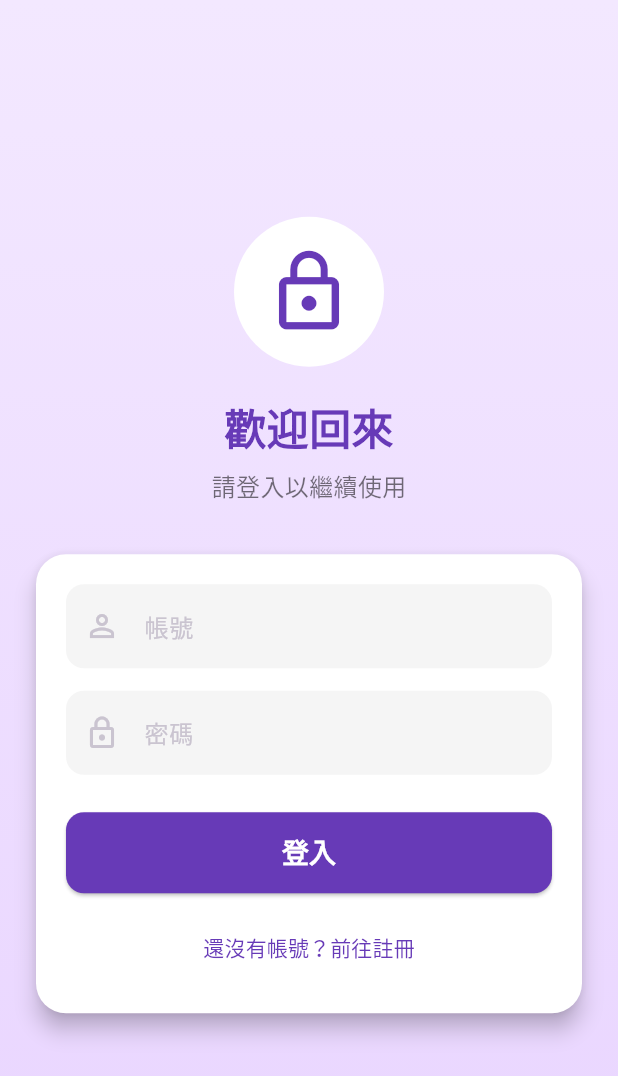
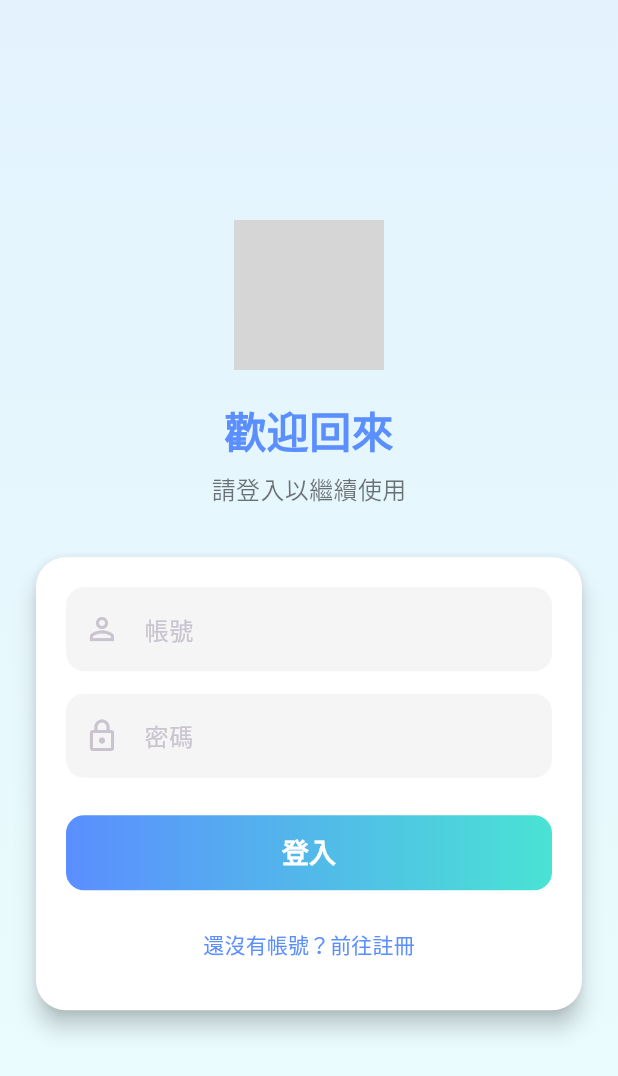
Before and after one commit to Hug00D/competing-club, a Flutter app: the screen it shows after launch, on a phone screen of 412 x 824 dp. Shown: the top 1076 px of the screen. Run offline on Flutter 3.47's test engine with Material 3 defaults, Android fonts, the phone set to English and light mode, and no system bars; our stand-ins replace cloud_firestore, file_picker, firebase_auth, firebase_core, firebase_storage, flutter_local_notifications and 9 more; missing offline and left inert: android_intent_plus, crop_your_image, dart:html, record; accounts and stored records are empty; grey boxes are pictures that could not be loaded.

Commit message:
Add files via upload

```diff
--- a/lib/pages/login_page.dart
+++ b/lib/pages/login_page.dart
@@ -73,7 +73,7 @@ class _LoginPageState extends State<LoginPage> {
       body: Container(
         decoration: const BoxDecoration(
           gradient: LinearGradient(
-            colors: [Color(0xFFF3E8FF), Color(0xFFE9D5FF)], // 淺紫 → 更淺紫
+            colors: [Color(0xFFE3F2FD), Color(0xFFEBFDFD)], // 淺藍紫背景
             begin: Alignment.topCenter,
             end: Alignment.bottomCenter,
           ),
@@ -84,15 +84,21 @@ class _LoginPageState extends State<LoginPage> {
               padding: const EdgeInsets.all(20.0),
               child: Column(
                 children: [
-                  // 🟣 預留 Logo 位置
+                  // 🔵 LOGO 區塊
                   Container(
                     height: 100,
                     width: 100,
                     decoration: const BoxDecoration(
                       shape: BoxShape.circle,
-                      color: Colors.white,
+                      color: Colors.transparent,
                     ),
-                    child: const Icon(Icons.lock_outline, size: 60, color: Colors.deepPurple),
+                    child: Center(
+                      child: Image.asset(
+                        'assets/images/memory_icon.png',
+                        width: 100,
+                        height: 100,
+                      ),
+                    ),
                   ),
                   const SizedBox(height: 20),
 
@@ -101,7 +107,7 @@ class _LoginPageState extends State<LoginPage> {
                     style: TextStyle(
                       fontSize: 28,
                       fontWeight: FontWeight.bold,
-                      color: Colors.deepPurple,
+                      color: Color(0xFF5B8EFF), // Logo 主色
                     ),
                   ),
                   const SizedBox(height: 8),
@@ -111,9 +117,9 @@ class _LoginPageState extends State<LoginPage> {
                   ),
                   const SizedBox(height: 30),
 
-                  // 🟣 登入卡片（淺色）
+                  // 🟣 登入卡片（白底＋輸入欄）
                   Card(
-                    color: Colors.white, // ✅ 讓底變成白色
+                    color: Colors.white,
                     shape: RoundedRectangleBorder(
                       borderRadius: BorderRadius.circular(20),
                     ),
@@ -124,7 +130,7 @@ class _LoginPageState extends State<LoginPage> {
                         children: [
                           TextField(
                             controller: _accountController,
-                            style: TextStyle(color: Colors.black),
+                            style: const TextStyle(color: Colors.black),
                             decoration: InputDecoration(
                               labelText: '帳號',
                               prefixIcon: const Icon(Icons.person_outline),
@@ -140,7 +146,7 @@ class _LoginPageState extends State<LoginPage> {
                           TextField(
                             controller: _passwordController,
                             obscureText: true,
-                            style: TextStyle(color: Colors.black),
+                            style: const TextStyle(color: Colors.black),
                             decoration: InputDecoration(
                               labelText: '密碼',
                               prefixIcon: const Icon(Icons.lock_outline),
@@ -154,16 +160,23 @@ class _LoginPageState extends State<LoginPage> {
                           ),
                           const SizedBox(height: 25),
 
-                          // ✅ 登入按鈕（顏色和 Logo 一致）
+                          // ✅ 登入按鈕（Logo 漸層風格）
                           _isLoading
                               ? const CircularProgressIndicator()
-                              : SizedBox(
+                              : Container(
                             width: double.infinity,
+                            height: 50,
+                            decoration: BoxDecoration(
+                              borderRadius: BorderRadius.circular(12),
+                              gradient: const LinearGradient(
+                                colors: [Color(0xFF5B8EFF), Color(0xFF49E3D4)],
+                              ),
+                            ),
                             child: ElevatedButton(
                               onPressed: _login,
                               style: ElevatedButton.styleFrom(
-                                backgroundColor: Colors.deepPurple,
-                                padding: const EdgeInsets.symmetric(vertical: 14),
+                                backgroundColor: Colors.transparent,
+                                shadowColor: Colors.transparent,
                                 shape: RoundedRectangleBorder(
                                   borderRadius: BorderRadius.circular(12),
                                 ),
@@ -186,7 +199,7 @@ class _LoginPageState extends State<LoginPage> {
                             },
                             child: const Text(
                               '還沒有帳號？前往註冊',
-                              style: TextStyle(color: Colors.deepPurple),
+                              style: TextStyle(color: Color(0xFF5B8EFF)),
                             ),
                           ),
                         ],
```
